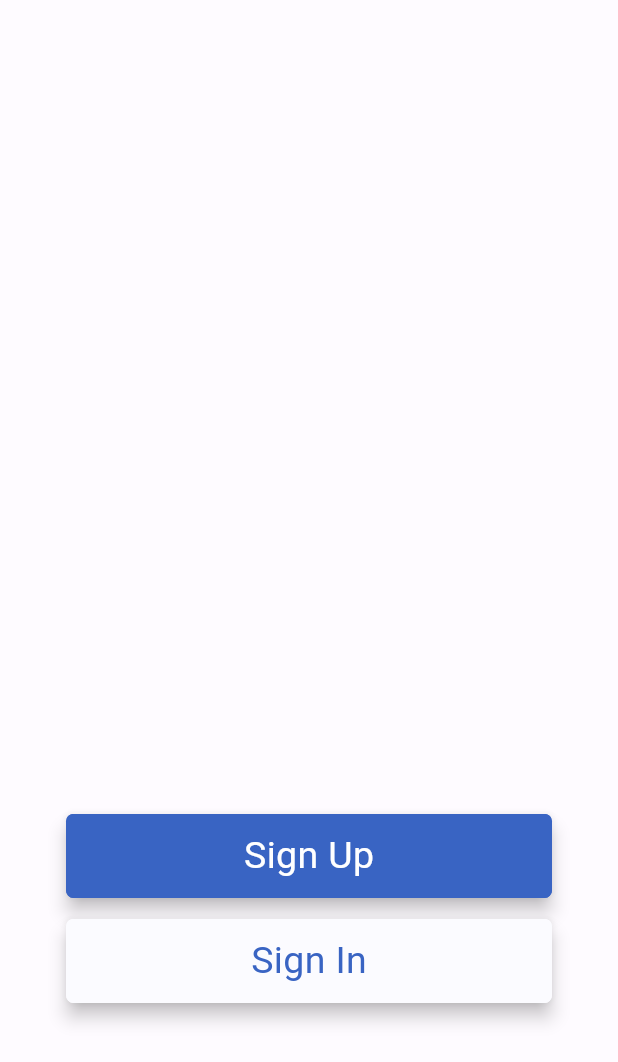
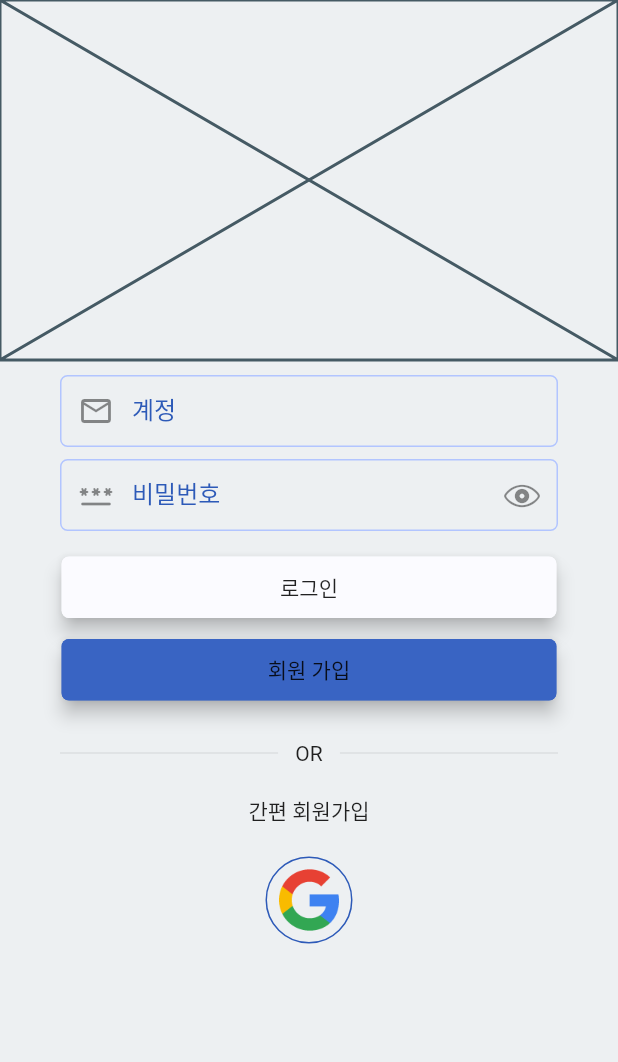
Before and after one commit to rjxwjfl/flutter_project, a Flutter app: the screen it shows after launch, on a phone screen of 412 x 824 dp. Shown: the top 1062 px of the screen. Run offline on Flutter 3.47's test engine with Material 2 defaults, Android fonts, the phone set to English and light mode, and no system bars; our stand-ins replace cloud_firestore, firebase_auth, firebase_core, flutter_riverpod, google_sign_in, shared_preferences and 2 more; accounts and stored records are empty.

```diff
--- a/lib/main.dart
+++ b/lib/main.dart
@@ -3,6 +3,8 @@ import 'package:firebase_core/firebase_core.dart';
 import 'package:flutter/material.dart';
 import 'package:flutter/services.dart';
 import 'package:flutter_dowith/firebase/auth.dart';
+import 'package:flutter_dowith/navi_home.dart';
+import 'package:flutter_dowith/riverpod/page_route_provider.dart';
 import 'package:flutter_dowith/view/splash/login_signup_screen.dart';
 import 'package:flutter_riverpod/flutter_riverpod.dart';
 
@@ -10,13 +12,21 @@ import 'package:flutter_dowith/bloc/sql_bloc.dart';
 import 'package:flutter_dowith/bloc/sql_dao.dart';
 import 'package:flutter_dowith/firebase_options.dart';
 import 'package:flutter_dowith/theme/theme_provider.dart';
+import 'package:shared_preferences/shared_preferences.dart';
 
 final themeProv = ChangeNotifierProvider((ref) => ThemeProvider());
+final routeProv = ChangeNotifierProvider((ref) => PageRouteProvider());
 final bloc = SqlBloc(SqlDao());
+late final SharedPreferences prefs;
+
+void loadPref() async{
+  prefs = await SharedPreferences.getInstance();
+}
 
 Future<void> main() async {
   WidgetsFlutterBinding.ensureInitialized();
   await Firebase.initializeApp(options: DefaultFirebaseOptions.currentPlatform);
+  loadPref();
   await SystemChrome.setPreferredOrientations(
     <DeviceOrientation>[
       DeviceOrientation.portraitUp,
@@ -32,23 +42,25 @@ class AppInit extends ConsumerWidget {
   Widget build(BuildContext context, WidgetRef ref) {
     return MaterialApp(
       title: "Do With!",
-      theme: ThemeData(
-          useMaterial3: true, colorScheme: ref.watch(themeProv).colorScheme),
-      home: StreamBuilder(
+      theme: ThemeData.from(colorScheme: ref.watch(themeProv).lightColorScheme),
+      darkTheme: ThemeData.from(colorScheme: ref.watch(themeProv).darkColorScheme),
+      themeMode: ref.watch(themeProv).themeMode,
+      home: SafeArea(
+        child: StreamBuilder(
           stream: Auth().authStateChanges,
           builder: (context, snapshot) {
             if (snapshot.connectionState == ConnectionState.active){
               final User? user = snapshot.data;
               if (user != null){
-              // navihome route
+                return const NaviHome();
               } else {
-              // signin session
+                return const LoginSignUpScreen();
               }
             } else {
               return const Center(child: CircularProgressIndicator());
             }
-          return const LoginSignUpScreen();
           }
+        ),
       ),
     );
   }
--- a/lib/view/settings/model/animated_card.dart
+++ b/lib/view/settings/model/animated_card.dart
@@ -107,7 +107,7 @@ class _AnimatedCardState extends ConsumerState<AnimatedCard>
         children: [
           GestureDetector(
             onTap: () {
-              ref.watch(themeProv).themeSelector(code);
+              ref.watch(themeProv).schemeSelector(code);
             },
             child: Container(
               height: 60,
--- a/lib/view/settings/settings_main.dart
+++ b/lib/view/settings/settings_main.dart
@@ -61,15 +61,11 @@ class SettingsMain extends StatelessWidget {
                   child: Column(
                     children: [
                       ItemCard(title: "색상 설정", callback: () {}),
-
                       const AnimatedCard(),
-
                       ItemSwitcher(
                           title: "다크모드 설정",
                           callback: (value) {
                             ref.watch(themeProv).isDarkMode = value;
-
-                            ref.watch(themeProv).modeSelector(value);
                           },
                           value: ref.watch(themeProv).isDarkMode),
                     ],
--- a/lib/view/splash/login_signup_screen.dart
+++ b/lib/view/splash/login_signup_screen.dart
@@ -1,4 +1,7 @@
 import 'package:flutter/material.dart';
+import 'package:flutter_dowith/firebase/auth.dart';
+import 'package:flutter_dowith/view/splash/login_view.dart';
+import 'package:flutter_dowith/view/splash/model/circle_button.dart';
 import 'package:flutter_dowith/view/splash/model/custom_extension_button.dart';
 
 class LoginSignUpScreen extends StatefulWidget {
@@ -8,43 +11,20 @@ class LoginSignUpScreen extends StatefulWidget {
   State<LoginSignUpScreen> createState() => _LoginSignUpScreenState();
 }
 
-class _LoginSignUpScreenState extends State<LoginSignUpScreen>
-    with TickerProviderStateMixin {
-  late AnimationController _signUpAnimationController;
-  late AnimationController _signInAnimationController;
-  late Animation<double> _signUpAnimation;
-  late Animation<double> _signInAnimation;
-  bool _isSignUp = false;
-  bool _isSignIn = false;
-
-  @override
-  void initState() {
-    super.initState();
-    _signUpAnimationController = AnimationController(
-        vsync: this, duration: const Duration(milliseconds: 1000));
-    _signInAnimationController = AnimationController(
-        vsync: this, duration: const Duration(milliseconds: 1000));
-    _signUpAnimation =
-        Tween<double>(begin: 0, end: 1).animate(_signUpAnimationController);
-    _signInAnimation =
-        Tween<double>(begin: 0, end: 1).animate(_signUpAnimationController);
-  }
-
-  @override
-  void dispose() {
-    _signUpAnimationController.dispose();
-    _signInAnimationController.dispose();
-    super.dispose();
-  }
+class _LoginSignUpScreenState extends State<LoginSignUpScreen> {
+  final TextEditingController _emailController = TextEditingController();
+  final TextEditingController _passwordController = TextEditingController();
+  bool _isSignUpLoad = false;
+  bool _isSignInLoad = false;
+  bool _isGoogleLoad = false;
+  final _formKey = GlobalKey<FormState>();
 
   @override
   Widget build(BuildContext context) {
+    Size _size = MediaQuery.of(context).size;
     return Scaffold(
-      body: SingleChildScrollView(
-        child: Column(
-          children: [
-            SizedBox(height: MediaQuery.of(context).size.height * 0.65),
-            Center(
+      body: Material(
+        color: const Color(0xFFEDF0F2),
         child: InkWell(
           splashColor: Colors.transparent,
           focusColor: Colors.transparent,
@@ -54,40 +34,100 @@ class _LoginSignUpScreenState extends State<LoginSignUpScreen>
           onTap: () {
             FocusScope.of(context).unfocus();
           },
+          child: SingleChildScrollView(
             child: Column(
+              children: [
+                Placeholder(
+                    fallbackHeight:
+                        _size.height > 800 ? 240 : _size.height * 0.3),
+                const SizedBox(height: 10),
+                LoginView(formKey: _formKey, emailController: _emailController, passwordController: _passwordController,),
+                const SizedBox(height: 10),
+                Column(
                   mainAxisAlignment: MainAxisAlignment.center,
                   crossAxisAlignment: CrossAxisAlignment.center,
                   children: [
                     CustomExtensionButton(
                       callback: () {
+                        FocusScope.of(context).unfocus();
+                        if (_formKey.currentState!.validate()) {
                           setState(() {
-                            _isSignUp = !_isSignUp;
+                            _isSignInLoad = !_isSignInLoad;
+                          });
+                          Auth().signInWithEmail(context, _emailController.text, _passwordController.text);
+
+                        }
+                      },
+                      splashColor: const Color(0xff3964c3),
+                      highLightColor: const Color(0xff3964c3),
+                      content: "로그인",
+                      color: const Color(0xfffbfbff),
+                      isLoading: _isSignInLoad,
+                    ),
+                    CustomExtensionButton(
+                      callback: () {
+                        setState(() {
+                          _isSignUpLoad = !_isSignUpLoad;
                         });
                       },
                       splashColor: Colors.white,
                       highLightColor: Colors.white,
-                        controller: _signUpAnimationController,
-                        animation: _signUpAnimation,
-                        content: "Sign Up",
-                        color: const Color(0xff3964c3)),
-                    CustomExtensionButton(
-                        callback: () {
-                          setState(() {
-                            _isSignIn = !_isSignIn;
-                          });
-                        },
-                        splashColor: const Color(0xff3964c3),
-                        highLightColor: const Color(0xff3964c3),
-                        controller: _signInAnimationController,
-                        animation: _signInAnimation,
-                        content: "Sign In",
-                        color: const Color(0xfffbfbff))
+                      content: "회원 가입",
+                      color: const Color(0xff3964c3),
+                      isLoading: _isSignUpLoad,
+                    ),
+                  ],
+                ),
+                const SizedBox(height: 20),
+                Padding(
+                  padding: const EdgeInsets.only(left: 40, right: 40),
+                  child: Stack(
+                    alignment: Alignment.center,
+                    children: [
+                      const Divider(),
+                      Container(
+                        width: _size.width*0.1,
+                          color: const Color(0xFFEDF0F2),
+                          child: const Text("OR",textAlign: TextAlign.center))
+                    ],
+                  ),
+                ),
+                const SizedBox(height: 20),
+                withPublisher(),
+                SizedBox(height: _size.height*0.25)
               ],
             ),
           ),
         ),
+      ),
+    );
+  }
+  Widget withPublisher() {
+    return Center(
+      child: Column(
+        children: [
+          const Text("간편 회원가입"),
+          const SizedBox(height: 20),
+          Row(
+            mainAxisAlignment: MainAxisAlignment.center,
+            children: [
+              CircleButton(
+                  assetPath: "assets/icons/google_logo.png",
+                  isLoad: _isGoogleLoad,
+                  callback: () {
+                    setState(() {
+                      _isGoogleLoad = !_isGoogleLoad;
+                    });
+                    if (Auth().signInUpWithGoogle() != null){
+                      setState(() {
+                        _isGoogleLoad = !_isGoogleLoad;
+                      });
+                    }
+                  },
+              ),
             ],
           ),
+        ],
       ),
     );
   }
--- a/lib/view/splash/model/circle_button.dart
+++ b/lib/view/splash/model/circle_button.dart
@@ -1,10 +1,16 @@
 import 'package:flutter/material.dart';
 
 class CircleButton extends StatelessWidget {
-  const CircleButton({required this.assetPath, required this.callback, Key? key}) : super(key: key);
+  const CircleButton(
+      {required this.assetPath,
+      required this.callback,
+      required this.isLoad,
+      Key? key})
+      : super(key: key);
 
   final String assetPath;
   final void Function() callback;
+  final bool isLoad;
 
   @override
   Widget build(BuildContext context) {
@@ -17,12 +23,19 @@ class CircleButton extends StatelessWidget {
       hoverColor: Colors.transparent,
       child: Container(
         decoration: BoxDecoration(
-          shape: BoxShape.circle,
-          border: Border.all(color: Theme.of(context).colorScheme.primary)
-        ),
+            shape: BoxShape.circle,
+            border: Border.all(color: Theme.of(context).colorScheme.primary)),
         child: Padding(
           padding: const EdgeInsets.all(3.0),
-          child: Image.asset(assetPath, scale: 2.0,),
+          child: isLoad
+              ? const Padding(
+                  padding: EdgeInsets.all(7.0),
+                  child: CircularProgressIndicator(),
+                )
+              : Image.asset(
+                  assetPath,
+                  scale: 2.0,
+                ),
         ),
       ),
     );
--- a/lib/view/splash/model/custom_extension_button.dart
+++ b/lib/view/splash/model/custom_extension_button.dart
@@ -2,34 +2,31 @@ import 'package:flutter/material.dart';
 
 class CustomExtensionButton extends StatefulWidget {
   const CustomExtensionButton(
-      {required this.controller,
-      required this.color,
+      {required this.color,
       required this.splashColor,
       required this.highLightColor,
       required this.content,
       required this.callback,
-      required this.animation,
+      required this.isLoading,
       Key? key})
       : super(key: key);
 
-  final AnimationController controller;
   final Color color;
   final Color splashColor;
   final Color highLightColor;
   final String content;
-  final Animation animation;
+  final bool isLoading;
   final void Function() callback;
 
   @override
   State<CustomExtensionButton> createState() => _CustomExtensionButtonState();
 }
 
-class _CustomExtensionButtonState extends State<CustomExtensionButton>
-    with TickerProviderStateMixin {
+class _CustomExtensionButtonState extends State<CustomExtensionButton> {
   @override
   Widget build(BuildContext context) {
     return Padding(
-      padding: const EdgeInsets.fromLTRB(40, 3, 40, 3),
+      padding: const EdgeInsets.fromLTRB(37, 3, 37, 3),
       child: Card(
         elevation: 5.0,
         color: widget.color,
@@ -48,13 +45,9 @@ class _CustomExtensionButtonState extends State<CustomExtensionButton>
             child: Center(
               child: Padding(
                 padding: const EdgeInsets.only(top: 10, bottom: 10),
-                child: Text(
-                  widget.content,
-                  style: TextStyle(
-                      fontSize: 25,
-                      fontWeight: FontWeight.w400,
-                      color: widget.splashColor),
-                ),
+                child: widget.isLoading
+                    ? const CircularProgressIndicator()
+                    : Text(widget.content),
               ),
             ),
           ),
--- a/lib/view/splash/model/custom_text_form_field.dart
+++ b/lib/view/splash/model/custom_text_form_field.dart
@@ -37,8 +37,6 @@ class _CustomTextFormFieldState extends State<CustomTextFormField> {
       obscureText: widget.switchVisible? !_isVisible : false,
       autovalidateMode: AutovalidateMode.onUserInteraction,
       decoration: InputDecoration(
-        filled: true,
-        fillColor: _scheme.onPrimary,
         prefixIcon: widget.icon,
         suffixIcon: widget.switchVisible? switchVisible(): null,
         labelText: widget.label,
@@ -46,21 +44,21 @@ class _CustomTextFormFieldState extends State<CustomTextFormField> {
         labelStyle: TextStyle(color: _scheme.primary),
         contentPadding: const EdgeInsets.only(left: 40, top: 12, bottom: 12),
         border: OutlineInputBorder(
-          borderRadius: const BorderRadius.all(Radius.circular(10)),
+          borderRadius: const BorderRadius.all(Radius.circular(5)),
           borderSide: BorderSide(
               color: _scheme.inversePrimary,
               width: 1.0
           ),
         ),
         enabledBorder: OutlineInputBorder(
-          borderRadius: const BorderRadius.all(Radius.circular(10)),
+          borderRadius: const BorderRadius.all(Radius.circular(5)),
           borderSide: BorderSide(
             color: _scheme.inversePrimary,
             width: 1.0
           ),
         ),
         focusedBorder: OutlineInputBorder(
-          borderRadius: const BorderRadius.all(Radius.circular(10)),
+          borderRadius: const BorderRadius.all(Radius.circular(5)),
           borderSide: BorderSide(
               color: _scheme.primary,
               width: 1.0
```
Also changed, not shown: lib/firebase/auth.dart (+19 -10 lines), lib/firebase/firestore_user.dart (+6 -1 lines), lib/navi_home.dart (+6 -7 lines), lib/riverpod/page_route_provider.dart (added, +32 -0 lines), lib/theme/theme_provider.dart (+43 -18 lines), lib/view/outline/todo_outline.dart (+8 -1 lines), lib/view/splash/login_view.dart (+11 -53 lines), lib/view/splash/signup_view.dart (+0 -19 lines), lib/view/todo/todo_main.dart (+8 -20 lines), 2 other files. Lines whose indentation alone changed are shown as unchanged.
